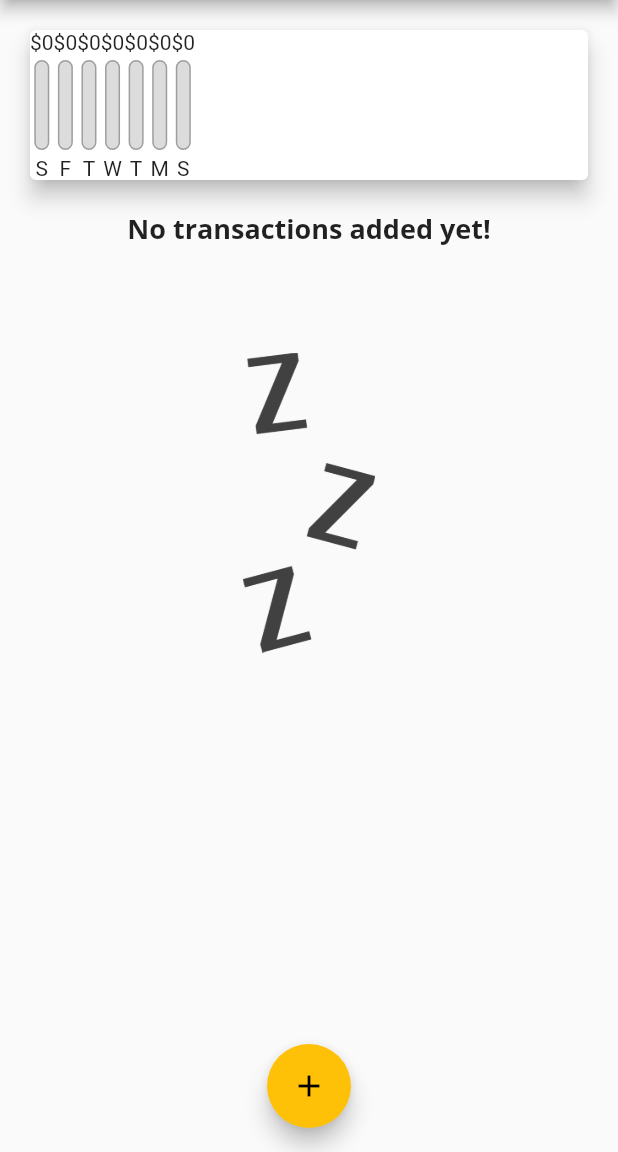
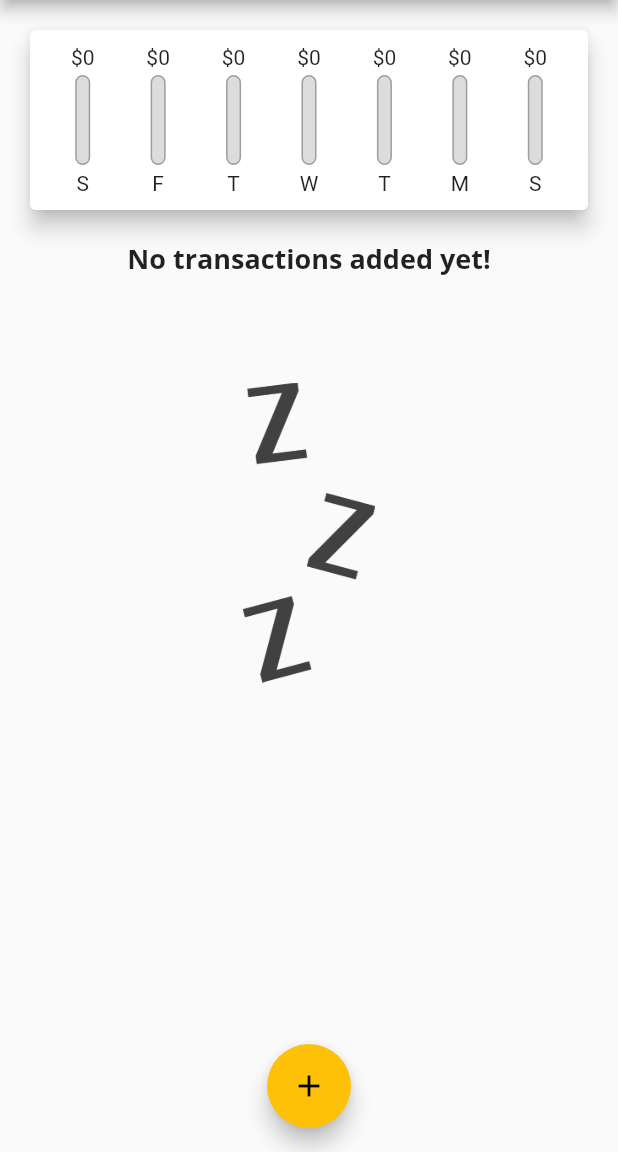
Before and after one commit to Alen87/Flutter, a Flutter app: the screen it shows after launch, on a phone screen of 412 x 824 dp, the part 84-1236 px from its top. Run offline on Flutter 3.47's test engine with Material 2 defaults, Android fonts, the phone set to English and light mode, and no system bars.

Commit message:
chartbar

```diff
--- a/projects/personal_expenses_app/lib/widgets/chart.dart
+++ b/projects/personal_expenses_app/lib/widgets/chart.dart
@@ -39,16 +39,23 @@ class Chart extends StatelessWidget {
     return Card(
       elevation: 6,
       margin: EdgeInsets.all(20),
+      child: Padding(
+        padding: EdgeInsets.all(10),
         child: Row(
+          mainAxisAlignment: MainAxisAlignment.spaceAround,
           children: groupedTransactionValues.map((data) {
-          return ChartBar(
+            return Flexible(
+              fit: FlexFit.tight,
+              child: ChartBar(
                 (data['day'] as String),
                 (data['amount'] as double),
                 totalSpending == 0.0
                     ? 0.0
                     : (data['amount'] as double) / totalSpending,
+              ),
             );
           }).toList(),
+        ),
       ),
     );
   }
--- a/projects/personal_expenses_app/lib/widgets/chart_bar.dart
+++ b/projects/personal_expenses_app/lib/widgets/chart_bar.dart
@@ -13,7 +13,7 @@ class ChartBar extends StatelessWidget {
   Widget build(BuildContext context) {
     return Column(
       children: <Widget>[
-        Text('\$${spendingAmount.toStringAsFixed(0)}'),
+        FittedBox(child: Text('\$${spendingAmount.toStringAsFixed(0)}')),
         SizedBox(
           height: 4,
         ),
```
Lines whose indentation alone changed are shown as unchanged.
